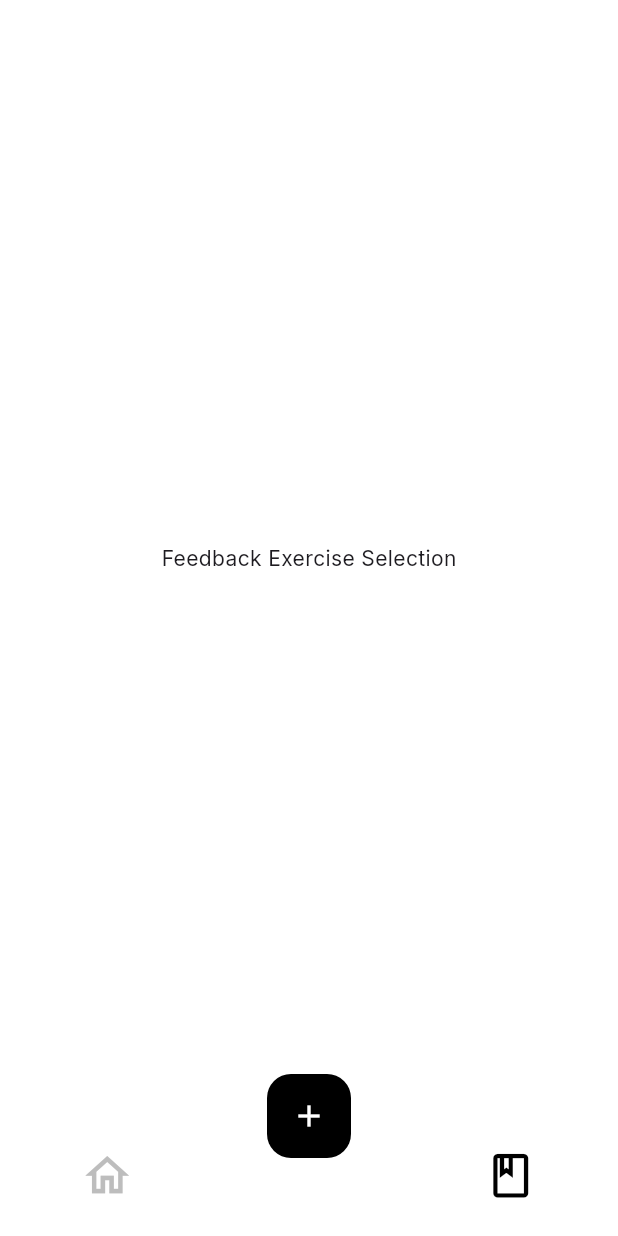
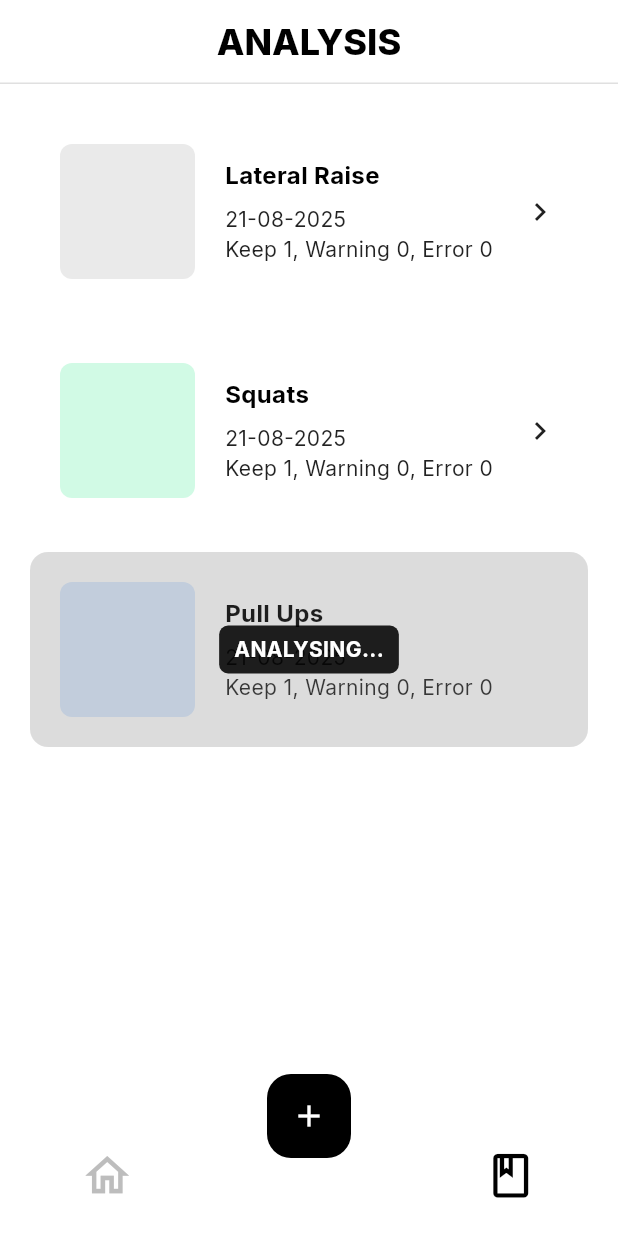
Before and after one commit to mariogarjim/gym-pose, a Flutter app: the AppShell screen opened directly, after a tap on the "add" icon, after a tap on the "arrow back ios new" icon, after a tap on the "book" icon, on a phone screen of 412 x 824 dp. Run offline on Flutter 3.47's test engine with Material 3 defaults, Android fonts, the phone set to English and light mode, and no system bars; our stand-ins replace google_fonts, image_picker, permission_handler, video_player; missing offline and left inert: video_thumbnail.

Commit message:
refactor(feedback): Update FeedbackExerciseSelection screen with mock data integration, enhance UI layout, and implement dynamic loading indicators for analysis state

```diff
--- a/my_app/lib/app_shell.dart
+++ b/my_app/lib/app_shell.dart
@@ -78,21 +78,14 @@ class AppShellState extends State<AppShell> {
 
     // Hide ALL chrome on tab 1
     final bool hideChrome = _currentIndex == 1;
+    PreferredSizeWidget? appBar;
 
     // 👇 Decide which (if any) AppBar to show
-    PreferredSizeWidget? appBar;
-    if (hideChrome) {
-      appBar = null; // tab 1: full-screen, no app bar
-    } else if (_currentIndex == 0) {
-      appBar = null; // tab 0 (Home): no app bar
+    if (_currentIndex == 1 ) {
+        appBar = const CustomUpperBar();
     }
-
-    if (_currentIndex == 1 ) {
-      if (_textToShow != "") {
-        appBar = const CustomUpperBar(title: 'EXERCISES');
-      } else {
-        appBar = const CustomUpperBar();
-      }
+    else if (_currentIndex == 2) {
+      appBar = const CustomUpperBar(title: 'ANALYSIS', returnButton: false,);
     }
 
     return PopScope(
@@ -133,7 +126,10 @@ class AppShellState extends State<AppShell> {
         floatingActionButton: hideChrome
             ? null
             : FloatingActionButton(
-                onPressed: () => _selectTab(1),
+                onPressed: () {
+                  _navKeys[1].currentState?.popUntil((route) => route.isFirst);
+                  _selectTab(1);
+                },
                 backgroundColor: Colors.black,
                 foregroundColor: Colors.white,
                 elevation: 0,
--- a/my_app/lib/screens/feedback_exercise_selection.dart
+++ b/my_app/lib/screens/feedback_exercise_selection.dart
@@ -1,17 +1,159 @@
+// lib/screens/feedback_exercise_selection.dart
+import 'dart:async';
 import 'package:flutter/material.dart';
-import 'package:my_app/app_shell.dart';
+import 'package:my_app/theme/text_styles.dart';
+
+final List<Map<String, dynamic>> mockAnalysis = [
+  {
+    "exerciseName": "Lateral Raise",
+    "date": DateTime.now(),
+    "imageAssetPath": "assets/images/lateral-raise1.png",
+  },
+  {
+    "exerciseName": "Squats",
+    "date": DateTime.now(),
+    "imageAssetPath": "assets/images/squat1.png",
+  },
+
+  {
+    "exerciseName": "Pull Ups",
+    "date": DateTime.now(),
+    "imageAssetPath": "assets/images/pull-up1.png",
+  },
+];
 
 class FeedbackExerciseSelection extends StatelessWidget {
-  const FeedbackExerciseSelection({super.key, this.exerciseName = ""});
-  final String exerciseName;
+  const FeedbackExerciseSelection({
+    super.key,
+    this.exerciseName = '',   // <-- add this
+  });
+
+  final String exerciseName;  // <-- and this
 
   @override
   Widget build(BuildContext context) {
-    WidgetsBinding.instance.addPostFrameCallback((_) {
-      AppShell.of(context)?.setTextToShow(exerciseName);
-    });
-    return const Scaffold(
-      body:  Center(child: Text('Feedback Exercise Selection')),
+    return Scaffold(
+      body: SafeArea(
+        child: Padding(
+          padding: const EdgeInsets.all(20),
+          child: ListView.separated(
+            itemCount: mockAnalysis.length,
+            separatorBuilder: (_, __) => const SizedBox(height: 16),
+            itemBuilder: (context, index) {
+              final item = mockAnalysis[index];
+              final String name = (item['exerciseName'] as String?) ?? '';
+              final DateTime date = (item['date'] as DateTime?) ?? DateTime.now();
+              //final String imagePath = (item['imageAssetPath'] as String?) ?? '';
+              final String dateStr =
+                  '${date.day.toString().padLeft(2, '0')}-${date.month.toString().padLeft(2, '0')}-${date.year}';
+              final bool isDimmed = name.trim().toLowerCase().replaceAll(RegExp(r'[^a-z0-9]'), '') == 'pullups'; // dim only Pull Ups items
+
+              return Material(
+                color: Colors.white,
+                borderRadius: BorderRadius.circular(12),
+                clipBehavior: Clip.antiAlias,
+                child: Stack(
+                  children: [
+                    Padding(
+                      padding: const EdgeInsets.all(20),
+                      child: Row(
+                        crossAxisAlignment: CrossAxisAlignment.center,
+                        children: [
+                          Container(
+                            width: 90,
+                            height: 90,
+                            decoration: BoxDecoration(
+                              color: index % 3 == 0
+                                  ? const Color(0xFFEAEAEA)
+                                  : index % 3 == 1
+                                      ? const Color(0xFFD1FAE5)
+                                      : const Color(0xFFDBEAFE),
+                              borderRadius: BorderRadius.circular(8),
+                            ),
+                          ),
+                          const SizedBox(width: 20),
+                          Expanded(
+                            child: Column(
+                              crossAxisAlignment: CrossAxisAlignment.start,
+                              mainAxisSize: MainAxisSize.min,
+                              children: [
+                                Text(name, style: AppTextStylesV2.requirementLabel),
+                                const SizedBox(height: 8),
+                                Text(dateStr, style: AppTextStylesV2.requirementDescription),
+                                Text('Keep 1, Warning 0, Error 0', style: AppTextStylesV2.requirementDescription),
+                              ],
+                            ),
+                          ),
+                          isDimmed ? const SizedBox.shrink() : const Icon(Icons.chevron_right),
+                        ],
+                      ),
+                    ),
+                    if (isDimmed)
+                      Positioned.fill(
+                        child: Container(
+                          color: Colors.grey[600]!.withValues(alpha: 0.25),
+                          alignment: Alignment.center,
+                          child: Container(
+                            padding: const EdgeInsets.symmetric(horizontal: 10, vertical: 6),
+                            decoration: BoxDecoration(
+                              color: Colors.black87,
+                              borderRadius: BorderRadius.circular(6),
+                            ),
+                            child: const _DotCyclerText(
+                              baseText: 'ANALYSING',
+                              style: TextStyle(color: Colors.white, fontWeight: FontWeight.w700),
+                            ),
+                          ),
+                        ),
+                      ),
+                  ],
+                ),
+              );
+            },
+          ),
+        ),
+      ),
     );
   }
 }
+
+class _DotCyclerText extends StatefulWidget {
+  const _DotCyclerText({
+    required this.baseText,
+    this.style,
+  });
+
+  final String baseText;
+  final TextStyle? style;
+  static const Duration _period = Duration(milliseconds: 500);
+  static const int _maxDots = 3;
+
+  @override
+  State<_DotCyclerText> createState() => _DotCyclerTextState();
+}
+
+class _DotCyclerTextState extends State<_DotCyclerText> {
+  Timer? _timer;
+  int _tick = 0;
+
+  @override
+  void initState() {
+    super.initState();
+    _timer = Timer.periodic(_DotCyclerText._period, (_) {
+      if (!mounted) return;
+      setState(() => _tick = (_tick + 1) % _DotCyclerText._maxDots);
+    });
+  }
+
+  @override
+  void dispose() {
+    _timer?.cancel();
+    super.dispose();
+  }
+
+  @override
+  Widget build(BuildContext context) {
+    final dots = '.' * (_tick + 1);
+    return Text('${widget.baseText}$dots', style: widget.style);
+  }
+}
--- a/my_app/lib/screens/upload_video_screen.dart
+++ b/my_app/lib/screens/upload_video_screen.dart
@@ -275,7 +275,6 @@ Widget build(BuildContext context) {
             ? () {
                     final shell = AppShell.of(context);
                     shell?.setTextToShow(_exerciseName);
-
                     // ✅ push inside tab 2 so the navbar stays and AppShell is the ancestor
                     shell?.pushOnTab(
                       2,
```
